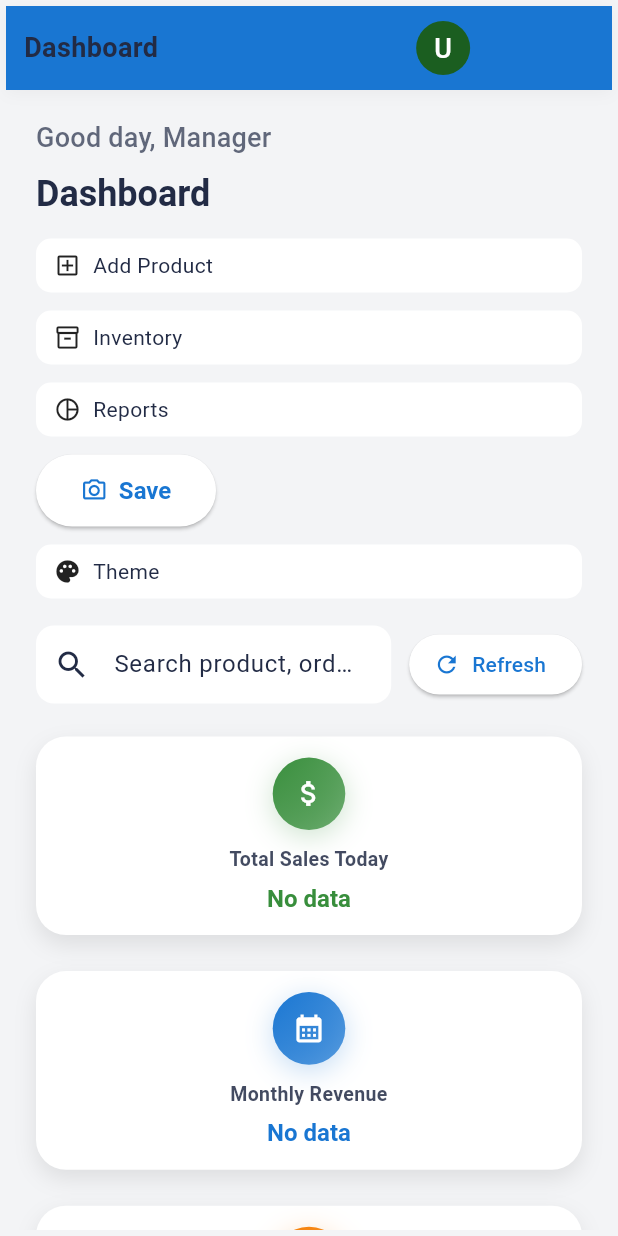
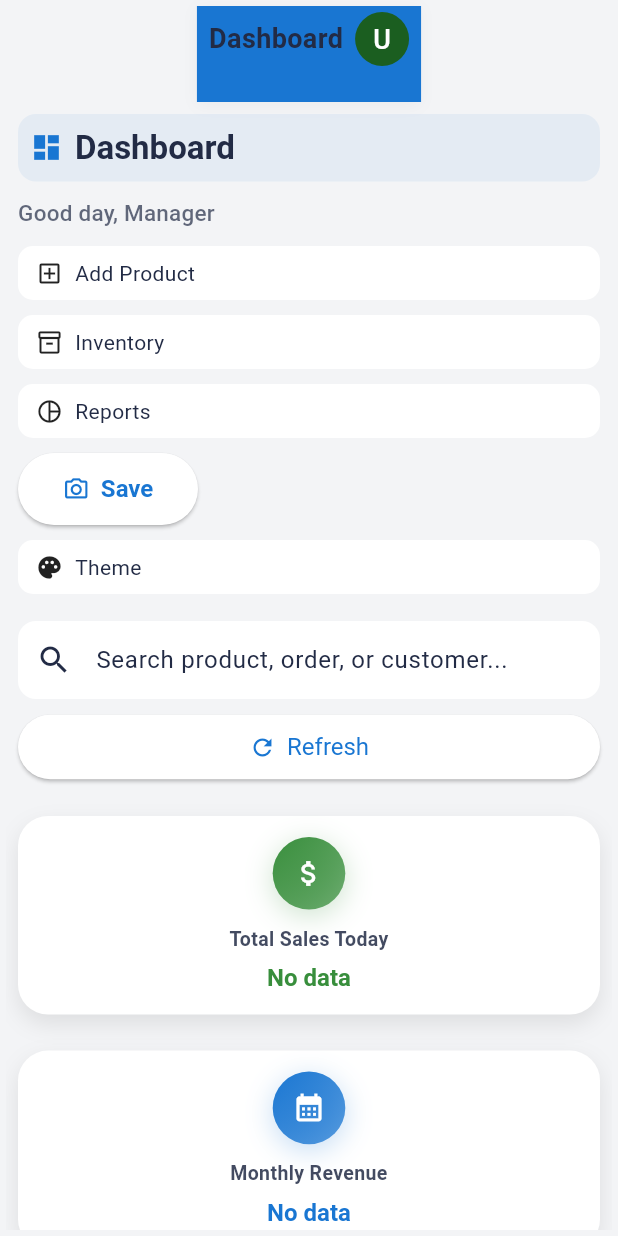
Before and after one commit to Venura2003/supermarket-solution, a Flutter app: the AppLayout screen opened directly, on a phone screen of 412 x 824 dp. Run offline on Flutter 3.47's test engine with Material 3 defaults, Android fonts, the phone set to English and light mode, and no system bars; our stand-ins replace file_picker, fl_chart, image_picker, open_file, pdf, printing and 4 more; missing offline and left inert: mobile_scanner; accounts and stored records are empty; network calls fail.

Commit message:
Polish mobile dashboard UI/UX and fix header bar for mobile

```diff
--- a/supermarket_flutter_app/lib/features/dashboard/dashboard_page.dart
+++ b/supermarket_flutter_app/lib/features/dashboard/dashboard_page.dart
@@ -70,7 +70,10 @@ class _DashboardPageState extends State<DashboardPage> {
       builder: (context, constraints) {
         final isMobile = constraints.maxWidth < 600;
         final mainContent = Padding(
-          padding: const EdgeInsets.symmetric(horizontal: 20.0, vertical: 18.0),
+          padding: EdgeInsets.symmetric(
+            horizontal: isMobile ? 8.0 : 20.0,
+            vertical: isMobile ? 8.0 : 18.0,
+          ),
           child: RepaintBoundary(
             key: _repaintKey,
             child: Column(
@@ -144,25 +147,38 @@ class _DashboardPageState extends State<DashboardPage> {
                       return Column(
                         crossAxisAlignment: CrossAxisAlignment.start,
                         children: [
+                          Container(
+                            padding: const EdgeInsets.symmetric(vertical: 8, horizontal: 8),
+                            decoration: BoxDecoration(
+                              color: theme.colorScheme.primary.withOpacity(0.07),
+                              borderRadius: BorderRadius.circular(12),
+                            ),
+                            child: Row(
+                              children: [
+                                Icon(Icons.dashboard, color: theme.colorScheme.primary, size: 22),
+                                const SizedBox(width: 8),
+                                Text(
+                                  'Dashboard',
+                                  style: theme.textTheme.headlineSmall?.copyWith(
+                                    fontWeight: FontWeight.bold,
+                                    fontSize: 22,
+                                  ),
+                                ),
+                              ],
+                            ),
+                          ),
+                          const SizedBox(height: 10),
                           Text(
                             'Good day, Manager',
                             style: theme.textTheme.titleMedium?.copyWith(
                               color: theme.colorScheme.onBackground.withOpacity(0.7),
-                              fontSize: 18,
+                              fontSize: 15,
                             ),
                           ),
-                          const SizedBox(height: 8),
-                          Text(
-                            'Dashboard',
-                            style: theme.textTheme.headlineSmall?.copyWith(
-                              fontWeight: FontWeight.bold,
-                              fontSize: 24,
-                            ),
-                          ),
-                          const SizedBox(height: 14),
+                          const SizedBox(height: 10),
                           Wrap(
-                            spacing: 12,
-                            runSpacing: 12,
+                            spacing: 10,
+                            runSpacing: 10,
                             children: quickActions,
                           ),
                         ],
@@ -199,7 +215,51 @@ class _DashboardPageState extends State<DashboardPage> {
                 const SizedBox(height: 18),
 
                 // Search / filter bar
-                Row(
+                isMobile
+                    ? Column(
+                        crossAxisAlignment: CrossAxisAlignment.start,
+                        children: [
+                          TextField(
+                            decoration: InputDecoration(
+                              hintText: 'Search product, order, or customer...',
+                              prefixIcon: const Icon(Icons.search),
+                              filled: true,
+                              fillColor: theme.colorScheme.surface,
+                              border: OutlineInputBorder(
+                                borderRadius: BorderRadius.circular(12),
+                                borderSide: BorderSide.none,
+                              ),
+                            ),
+                            onSubmitted: (q) {
+                              if (q.isNotEmpty) {
+                                Navigator.of(context).push(
+                                  PageRouteBuilder(
+                                    pageBuilder: (context, animation, secondaryAnimation) => ProductSearchScreen(),
+                                    settings: RouteSettings(arguments: q),
+                                    transitionsBuilder: (context, animation, secondaryAnimation, child) {
+                                      return FadeTransition(opacity: animation, child: child);
+                                    },
+                                  ),
+                                );
+                              }
+                            },
+                          ),
+                          const SizedBox(height: 8),
+                          SizedBox(
+                            width: double.infinity,
+                            child: ElevatedButton.icon(
+                              onPressed: () => context.read<DashboardProvider>().refreshData(),
+                              icon: const Icon(Icons.refresh),
+                              label: const Text('Refresh'),
+                              style: ElevatedButton.styleFrom(
+                                padding: const EdgeInsets.symmetric(vertical: 12),
+                                textStyle: const TextStyle(fontSize: 16),
+                              ),
+                            ),
+                          ),
+                        ],
+                      )
+                    : Row(
                         children: [
                           Expanded(
                             child: TextField(
@@ -230,8 +290,7 @@ class _DashboardPageState extends State<DashboardPage> {
                           ),
                           const SizedBox(width: 12),
                           ElevatedButton.icon(
-                      onPressed: () =>
-                          context.read<DashboardProvider>().refreshData(),
+                            onPressed: () => context.read<DashboardProvider>().refreshData(),
                             icon: const Icon(Icons.refresh),
                             label: const Text('Refresh'),
                           ),
--- a/supermarket_flutter_app/lib/layout/header_bar.dart
+++ b/supermarket_flutter_app/lib/layout/header_bar.dart
@@ -19,8 +19,8 @@ class HeaderBar extends StatelessWidget {
 
     final isMobile = MediaQuery.of(context).size.width < 500;
     return Container(
-      height: isMobile ? 56 : 64,
-      padding: EdgeInsets.symmetric(horizontal: isMobile ? 12 : 24),
+      height: isMobile ? 64 : 72,
+      padding: EdgeInsets.symmetric(horizontal: isMobile ? 8 : 24, vertical: isMobile ? 4 : 0),
       decoration: BoxDecoration(
         color: headerColor,
         boxShadow: [
@@ -31,9 +31,14 @@ class HeaderBar extends StatelessWidget {
           ),
         ],
       ),
-      child: Row(
+      child: Wrap(
+        crossAxisAlignment: WrapCrossAlignment.center,
+        alignment: WrapAlignment.spaceBetween,
+        spacing: 8,
+        runSpacing: 4,
         children: [
-          Flexible(
+          ConstrainedBox(
+            constraints: BoxConstraints(maxWidth: isMobile ? 160 : 320),
             child: Text(
               title,
               style: TextStyle(
@@ -44,13 +49,11 @@ class HeaderBar extends StatelessWidget {
               maxLines: 1,
             ),
           ),
-          const Spacer(),
           if (!isMobile) ...[
-            // Search field
             Container(
-              width: 240,
+              width: 200,
               height: 36,
-              margin: const EdgeInsets.symmetric(horizontal: 16),
+              margin: const EdgeInsets.symmetric(horizontal: 8),
               child: TextField(
                 decoration: InputDecoration(
                   hintText: 'Search...',
@@ -70,8 +73,6 @@ class HeaderBar extends StatelessWidget {
                 },
               ),
             ),
-            // Theme Toggle removed (now only in dashboard header)
-            // Notifications icon
             Consumer<NotificationProvider>(
               builder: (context, notificationProvider, child) {
                 final unreadCount = notificationProvider.notifications.where((n) => !n.isRead).length;
@@ -111,15 +112,15 @@ class HeaderBar extends StatelessWidget {
               },
             ),
           ],
-          // Always show user avatar/email on all devices
           Consumer<AuthProvider>(
             builder: (context, authProvider, child) {
               final userInitial = authProvider.email?.isNotEmpty == true
                   ? authProvider.email![0].toUpperCase()
                   : 'U';
               return Row(
+                mainAxisSize: MainAxisSize.min,
                 children: [
-                   CircleAvatar(
+                  CircleAvatar(
                     radius: 18,
                     backgroundColor: const Color(0xFF1B5E20),
                     child: Text(userInitial, style: const TextStyle(color: Colors.white)),
@@ -138,30 +139,16 @@ class HeaderBar extends StatelessWidget {
                           value: 1,
                           child: Row(children: [Icon(Icons.settings, size: 20), SizedBox(width: 8), Text('Settings')]),
                         ),
-                        const PopupMenuDivider(),
-                        const PopupMenuItem<int>(
-                          value: 2,
-                          child: Row(children: [Icon(Icons.logout, size: 20), SizedBox(width: 8), Text('Logout')]),
-                        ),
                       ],
-                      icon: const Icon(Icons.arrow_drop_down),
-                      onSelected: (value) async {
+                      onSelected: (value) {
                         if (value == 0) {
-                           // Go to Profile
-                           ScaffoldMessenger.of(context).showSnackBar(const SnackBar(content: Text('Profile feature coming soon')));
+                          // Profile
                         } else if (value == 1) {
-                           // Go to Settings
-                           Navigator.of(context).pushNamed('/settings'); // Assuming route exists or push logic
-                        } else if (value == 2) {
-                          // Logout logic
-                          await authProvider.logout();
-                          if (context.mounted) {
-                            Navigator.of(context).pushNamedAndRemoveUntil('/login', (route) => false);
-                          }
+                          Navigator.of(context).pushNamed('/settings');
                         }
                       },
                     ),
-                  ]
+                  ],
                 ],
               );
             },
@@ -169,7 +156,6 @@ class HeaderBar extends StatelessWidget {
         ],
       ),
     );
-// Removed duplicate and misplaced block
   }
 
   void _showNotificationsDialog(BuildContext context, NotificationProvider provider) {
```
Lines whose indentation alone changed are shown as unchanged.
